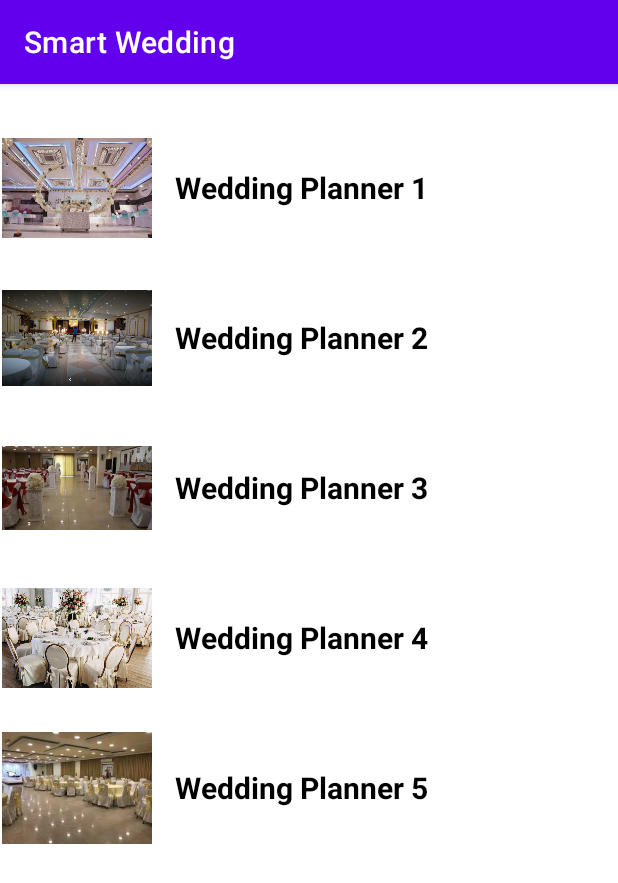
After one commit to owiesomari/smart-Wedding, an Android app: the WeddingPlannerListActivity screen opened directly, with no data from a screen before it, on a phone screen of 412 x 824 dp. The commit adds this screen. Shown: the top 883 px of the screen. Run offline under Robolectric (Android 15) with nearby library versions, the phone set to English and light mode, and no system bars; network calls fail.

Commit message:
using RecyclerView in wedding planner activity

```diff
--- a/app/src/main/AndroidManifest.xml
+++ b/app/src/main/AndroidManifest.xml
@@ -23,6 +23,7 @@
         <activity android:name=".CartActivity" />
         <activity android:name=".HallDescriptionActivity" />
         <activity android:name=".FarmsListActivity"/>
+        <activity android:name=".WeddingPlannerListActivity"/>
     </application>
 
 </manifest>
--- a/app/src/main/java/com/example/smartwedding/DashboardActivity.kt
+++ b/app/src/main/java/com/example/smartwedding/DashboardActivity.kt
@@ -60,4 +60,8 @@ class DashboardActivity : AppCompatActivity() {
 
     }
 
+    fun weddingOnclick(view: View) {
+        startActivity(Intent(this,WeddingPlannerListActivity::class.java))
+    }
+
 }
--- /dev/null
+++ b/app/src/main/java/com/example/smartwedding/WeddingPlannerListActivity.kt
@@ -0,0 +1,103 @@
+package com.example.smartwedding
+
+import android.os.Bundle
+import android.view.LayoutInflater
+import android.view.View
+import android.view.ViewGroup
+import android.widget.ImageView
+import android.widget.TextView
+import android.widget.Toast
+import androidx.appcompat.app.AppCompatActivity
+import androidx.recyclerview.widget.LinearLayoutManager
+import androidx.recyclerview.widget.RecyclerView
+import com.example.smartwedding.models.WeddingPlanner
+import java.util.*
+
+class WeddingPlannerListActivity : AppCompatActivity() {
+
+    private lateinit var weddingList: RecyclerView
+    private lateinit var weddingPlanners: ArrayList<WeddingPlanner>
+    lateinit var imgId: Array<Int>
+    lateinit var description: Array<String>
+
+    override fun onCreate(savedInstanceState: Bundle?) {
+        super.onCreate(savedInstanceState)
+        setContentView(R.layout.activity_wedding_planner_list)
+        imgId = arrayOf(
+            R.drawable.ic_hall1,
+            R.drawable.ic_hall10,
+            R.drawable.ic_hall12,
+            R.drawable.ic_hall9,
+            R.drawable.ic_hall13
+        )
+        description = arrayOf(
+            getString(R.string.Wedding_Planner_one),
+            getString(R.string.Wedding_Planner_two),
+            getString(R.string.Wedding_Planner_three),
+            getString(R.string.Wedding_Planner_four),
+            getString(R.string.Wedding_Planner_five)
+        )
+        weddingList = findViewById(R.id.weddingList)
+        weddingList.layoutManager = LinearLayoutManager(this)
+        weddingList.setHasFixedSize(true)
+        weddingPlanners = arrayListOf()
+        getWeddingsData()
+    }
+
+    private fun getWeddingsData() {
+        for (i in imgId.indices) {
+            val news = WeddingPlanner(imgId[i], description[i])
+            weddingPlanners.add(news)
+        }
+        var adapter=MyAdapter(weddingPlanners)
+        weddingList.adapter = adapter
+        adapter.setOnItemClickListener(object :MyAdapter.OnItemClickListener{
+            override fun onItemClick(position: Int) {
+                Toast.makeText(this@WeddingPlannerListActivity,"You clicked on item $position",Toast.LENGTH_SHORT).show()
+            }
+        })
+    }
+
+}
+
+class MyAdapter(private val newsList: ArrayList<WeddingPlanner>) :
+    RecyclerView.Adapter<MyAdapter.MyViewHolder>() {
+
+    private lateinit var listener:OnItemClickListener
+
+    interface OnItemClickListener{
+
+        fun onItemClick(position:Int)
+    }
+
+    fun setOnItemClickListener(listener:OnItemClickListener){
+        this.listener=listener
+
+    }
+
+    override fun onCreateViewHolder(parent: ViewGroup, viewType: Int): MyViewHolder {
+        return MyViewHolder(LayoutInflater.from(parent.context).inflate(R.layout.activity_listview,
+                            parent, false),listener)
+    }
+
+    override fun onBindViewHolder(holder: MyViewHolder, position: Int) {
+        val currentItem = newsList[position]
+        holder.img.setImageResource(currentItem.imageTitle)
+        holder.heading.text = currentItem.description
+    }
+
+    override fun getItemCount(): Int {
+        return newsList.size
+    }
+
+    class MyViewHolder(itemView: View, listener:OnItemClickListener) : RecyclerView.ViewHolder(itemView) {
+        val img = itemView.findViewById(R.id.icon) as ImageView
+        val heading = itemView.findViewById(R.id.title) as TextView
+        init {
+            itemView.setOnClickListener{
+                listener.onItemClick(adapterPosition)
+            }
+        }
+    }
+
+}
--- /dev/null
+++ b/app/src/main/java/com/example/smartwedding/models/WeddingPlanner.kt
@@ -0,0 +1,3 @@
+package com.example.smartwedding.models
+
+data class WeddingPlanner(val imageTitle:Int,val description:String)
--- a/app/src/main/java/com/example/smartwedding/util/VolleyCallBack.kt
+++ b/app/src/main/java/com/example/smartwedding/util/VolleyCallBack.kt
@@ -1,7 +1,6 @@
 package com.example.smartwedding.util
 
 import org.json.JSONObject
-
 interface VolleyCallBack {
     fun onSuccess(result:JSONObject )
 }
--- a/app/src/main/res/layout/activity_dashboard.xml
+++ b/app/src/main/res/layout/activity_dashboard.xml
@@ -80,7 +80,8 @@
             android:layout_width="@dimen/dashboard_cardview_dimen"
             android:layout_height="@dimen/dashboard_cardview_dimen"
             android:layout_margin="@dimen/margin_30"
-            app:cardBackgroundColor="@color/smooth_pink">
+            app:cardBackgroundColor="@color/smooth_pink"
+            android:onClick="weddingOnclick">
 
             <LinearLayout
                 android:layout_width="match_parent"
--- a/app/src/main/res/layout/activity_listview.xml
+++ b/app/src/main/res/layout/activity_listview.xml
@@ -2,7 +2,7 @@
 <LinearLayout xmlns:android="http://schemas.android.com/apk/res/android"
     xmlns:app="http://schemas.android.com/apk/res-auto"
     android:layout_width="match_parent"
-    android:layout_height="match_parent"
+    android:layout_height="wrap_content"
     android:orientation="horizontal">
 
     <LinearLayout
--- /dev/null
+++ b/app/src/main/res/layout/activity_wedding_planner_list.xml
@@ -0,0 +1,20 @@
+<?xml version="1.0" encoding="utf-8"?>
+<androidx.constraintlayout.widget.ConstraintLayout xmlns:android="http://schemas.android.com/apk/res/android"
+    xmlns:app="http://schemas.android.com/apk/res-auto"
+    xmlns:tools="http://schemas.android.com/tools"
+    android:layout_width="match_parent"
+    android:layout_height="match_parent">
+
+    <androidx.recyclerview.widget.RecyclerView
+        android:id="@+id/weddingList"
+        android:layout_width="409dp"
+        android:layout_height="729dp"
+        android:layout_marginStart="8dp"
+        android:layout_marginTop="8dp"
+        android:layout_marginEnd="8dp"
+        android:layout_marginBottom="8dp"
+        app:layout_constraintBottom_toBottomOf="parent"
+        app:layout_constraintEnd_toEndOf="parent"
+        app:layout_constraintStart_toStartOf="parent"
+        app:layout_constraintTop_toTopOf="parent" />
+</androidx.constraintlayout.widget.ConstraintLayout>
--- a/app/src/main/res/values/strings.xml
+++ b/app/src/main/res/values/strings.xml
@@ -14,6 +14,11 @@
     <string name="alert">Alert</string>
     <string name="are_you_sure_you_want_to_book">Are you sure you want to book?</string>
     <string name="apply">Apply</string>
+    <string name="Wedding_Planner_one">Wedding Planner 1</string>
+    <string name="Wedding_Planner_two">Wedding Planner 2</string>
+    <string name="Wedding_Planner_three">Wedding Planner 3</string>
+    <string name="Wedding_Planner_four">Wedding Planner 4</string>
+    <string name="Wedding_Planner_five">Wedding Planner 5</string>
 
     <string-array name="dashboard_items">
         <item>wedding halls</item>
```
